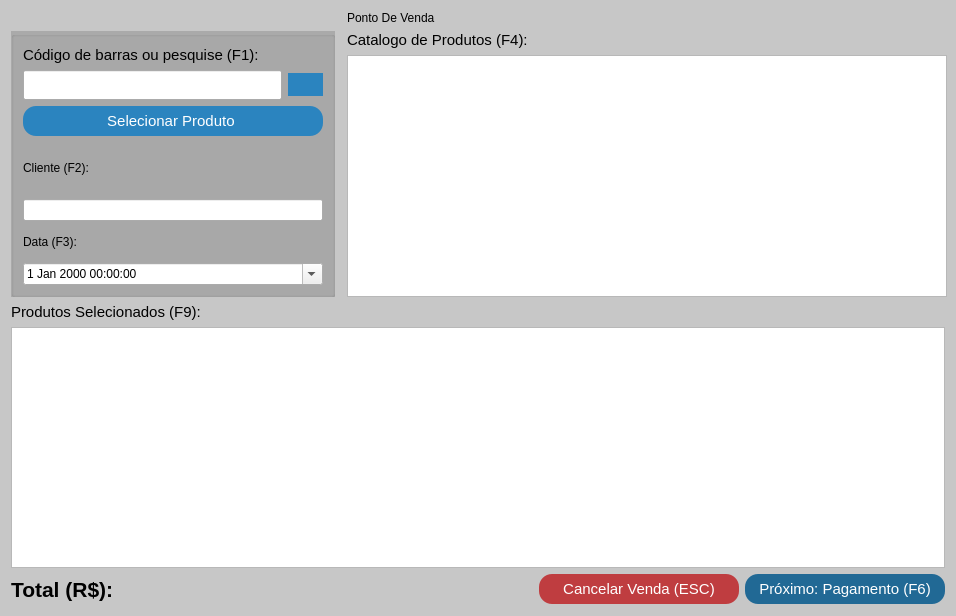
This is venda.ui in GabR36/QEstoqueLoja as Qt 5 draws it before an edit. The edited form follows.
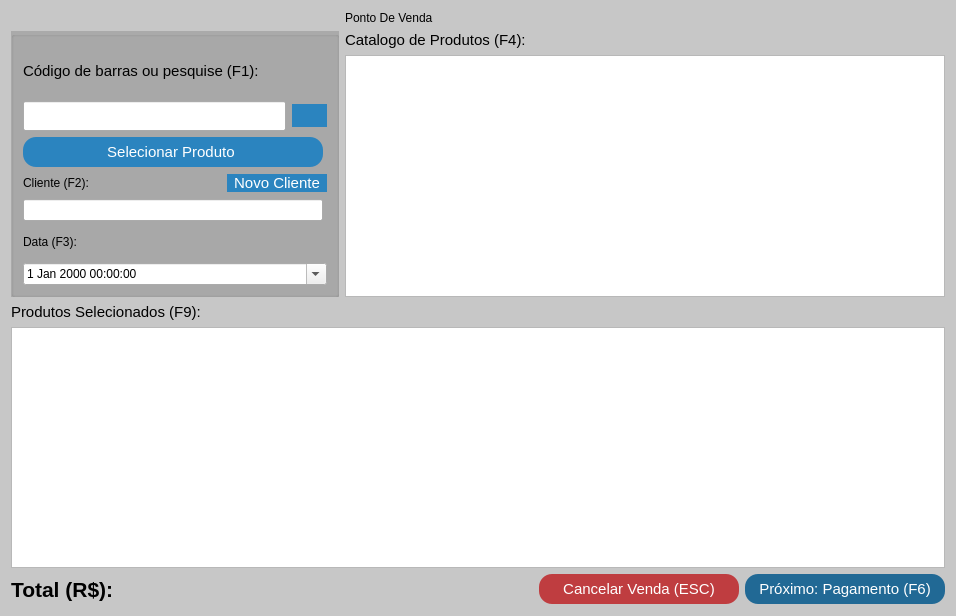
This is the edited form. Icons and pictures are not drawn. Custom widgets are drawn as their Qt base class.

Commit message: Botao adicionar cliente funcionando

Diff of the .ui file:
```diff
--- a/venda.ui
+++ b/venda.ui
@@ -70,6 +70,26 @@
 </string>
   </property>
   <layout class="QGridLayout" name="gridLayout">
+   <item row="0" column="0">
+    <widget class="QLabel" name="label_6">
+     <property name="text">
+      <string/>
+     </property>
+     <property name="pixmap">
+      <pixmap resource="Imagens/recursosImg.qrc">:/QEstoqueLOja/ICONEjanela.ico</pixmap>
+     </property>
+    </widget>
+   </item>
+   <item row="0" column="1">
+    <widget class="QLabel" name="label_8">
+     <property name="styleSheet">
+      <string notr="true">font: 700 20pt &quot;Ubuntu&quot;;</string>
+     </property>
+     <property name="text">
+      <string>Ponto De Venda</string>
+     </property>
+    </widget>
+   </item>
    <item row="1" column="0">
     <widget class="QGroupBox" name="groupBox">
      <property name="minimumSize">
@@ -182,11 +202,41 @@
              </widget>
             </item>
             <item>
-             <widget class="QLabel" name="label">
-              <property name="text">
-               <string>Cliente (F2): </string>
-              </property>
-             </widget>
+             <layout class="QHBoxLayout" name="horizontalLayout_3">
+              <item>
+               <widget class="QLabel" name="label">
+                <property name="text">
+                 <string>Cliente (F2): </string>
+                </property>
+               </widget>
+              </item>
+              <item>
+               <spacer name="horizontalSpacer_2">
+                <property name="orientation">
+                 <enum>Qt::Orientation::Horizontal</enum>
+                </property>
+                <property name="sizeHint" stdset="0">
+                 <size>
+                  <width>40</width>
+                  <height>20</height>
+                 </size>
+                </property>
+               </spacer>
+              </item>
+              <item>
+               <widget class="QPushButton" name="Btn_NovoCliente">
+                <property name="minimumSize">
+                 <size>
+                  <width>100</width>
+                  <height>0</height>
+                 </size>
+                </property>
+                <property name="text">
+                 <string>Novo Cliente</string>
+                </property>
+               </widget>
+              </item>
+             </layout>
             </item>
             <item>
              <widget class="CustomLineEdit" name="Ledit_Cliente">
@@ -233,17 +283,62 @@
      </layout>
     </widget>
    </item>
-   <item row="0" column="0">
-    <widget class="QLabel" name="label_6">
-     <property name="text">
-      <string/>
-     </property>
-     <property name="pixmap">
-      <pixmap resource="Imagens/recursosImg.qrc">:/QEstoqueLOja/ICONEjanela.ico</pixmap>
-     </property>
-    </widget>
+   <item row="1" column="1">
+    <layout class="QVBoxLayout" name="verticalLayout_5">
+     <item>
+      <widget class="QLabel" name="label_5">
+       <property name="styleSheet">
+        <string notr="true">font-size: 15px;
+      font: 700 9pt &quot;Segoe UI&quot;;</string>
+       </property>
+       <property name="text">
+        <string>Catalogo de Produtos (F4):</string>
+       </property>
+      </widget>
+     </item>
+     <item>
+      <widget class="QTableView" name="Tview_Produtos">
+       <property name="sizePolicy">
+        <sizepolicy hsizetype="MinimumExpanding" vsizetype="MinimumExpanding">
+         <horstretch>2</horstretch>
+         <verstretch>2</verstretch>
+        </sizepolicy>
+       </property>
+       <property name="minimumSize">
+        <size>
+         <width>600</width>
+         <height>180</height>
+        </size>
+       </property>
+       <property name="maximumSize">
+        <size>
+         <width>16777215</width>
+         <height>16777215</height>
+        </size>
+       </property>
+       <property name="alternatingRowColors">
+        <bool>true</bool>
+       </property>
+       <property name="selectionMode">
+        <enum>QAbstractItemView::SelectionMode::SingleSelection</enum>
+       </property>
+       <property name="selectionBehavior">
+        <enum>QAbstractItemView::SelectionBehavior::SelectRows</enum>
+       </property>
+       <attribute name="horizontalHeaderDefaultSectionSize">
+        <number>50</number>
+       </attribute>
+       <attribute name="horizontalHeaderStretchLastSection">
+        <bool>true</bool>
+       </attribute>
+       <attribute name="verticalHeaderVisible">
+        <bool>false</bool>
+       </attribute>
+      </widget>
+     </item>
+    </layout>
    </item>
-   <item row="2" column="0" colspan="3">
+   <item row="2" column="0" colspan="2">
     <layout class="QVBoxLayout" name="verticalLayout_6">
      <item>
       <widget class="QLabel" name="label_4">
@@ -295,7 +390,7 @@
      </item>
     </layout>
    </item>
-   <item row="3" column="0" colspan="3">
+   <item row="3" column="0" colspan="2">
     <layout class="QHBoxLayout" name="horizontalLayout_6">
      <item>
       <layout class="QHBoxLayout" name="horizontalLayout_5">
@@ -403,71 +498,6 @@
      </item>
     </layout>
    </item>
-   <item row="1" column="2">
-    <layout class="QVBoxLayout" name="verticalLayout_5">
-     <item>
-      <widget class="QLabel" name="label_5">
-       <property name="styleSheet">
-        <string notr="true">font-size: 15px;
-      font: 700 9pt &quot;Segoe UI&quot;;</string>
-       </property>
-       <property name="text">
-        <string>Catalogo de Produtos (F4):</string>
-       </property>
-      </widget>
-     </item>
-     <item>
-      <widget class="QTableView" name="Tview_Produtos">
-       <property name="sizePolicy">
-        <sizepolicy hsizetype="MinimumExpanding" vsizetype="MinimumExpanding">
-         <horstretch>2</horstretch>
-         <verstretch>2</verstretch>
-        </sizepolicy>
-       </property>
-       <property name="minimumSize">
-        <size>
-         <width>600</width>
-         <height>180</height>
-        </size>
-       </property>
-       <property name="maximumSize">
-        <size>
-         <width>16777215</width>
-         <height>16777215</height>
-        </size>
-       </property>
-       <property name="alternatingRowColors">
-        <bool>true</bool>
-       </property>
-       <property name="selectionMode">
-        <enum>QAbstractItemView::SelectionMode::SingleSelection</enum>
-       </property>
-       <property name="selectionBehavior">
-        <enum>QAbstractItemView::SelectionBehavior::SelectRows</enum>
-       </property>
-       <attribute name="horizontalHeaderDefaultSectionSize">
-        <number>50</number>
-       </attribute>
-       <attribute name="horizontalHeaderStretchLastSection">
-        <bool>true</bool>
-       </attribute>
-       <attribute name="verticalHeaderVisible">
-        <bool>false</bool>
-       </attribute>
-      </widget>
-     </item>
-    </layout>
-   </item>
-   <item row="0" column="2">
-    <widget class="QLabel" name="label_8">
-     <property name="styleSheet">
-      <string notr="true">font: 700 20pt &quot;Ubuntu&quot;;</string>
-     </property>
-     <property name="text">
-      <string>Ponto De Venda</string>
-     </property>
-    </widget>
-   </item>
   </layout>
  </widget>
  <customwidgets>
```
The commit also changes 2 other files.
